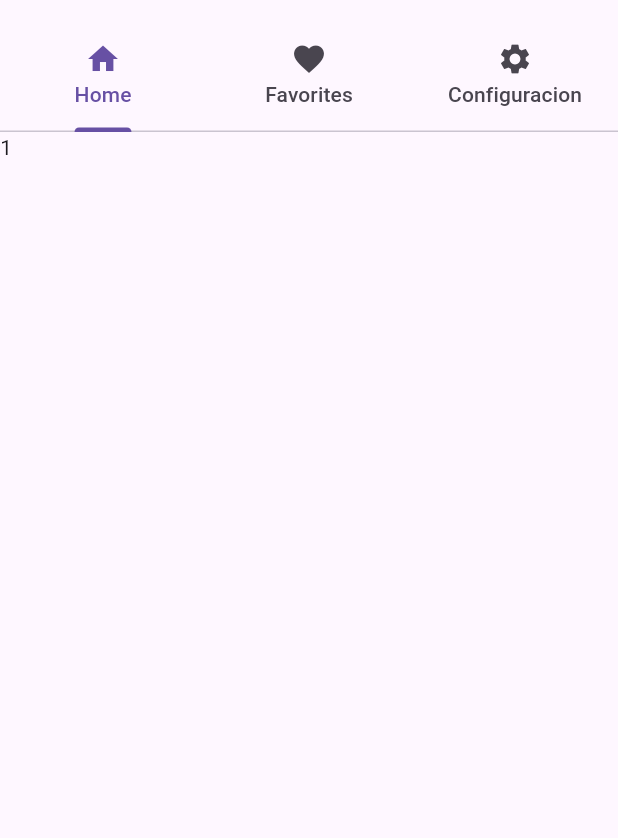
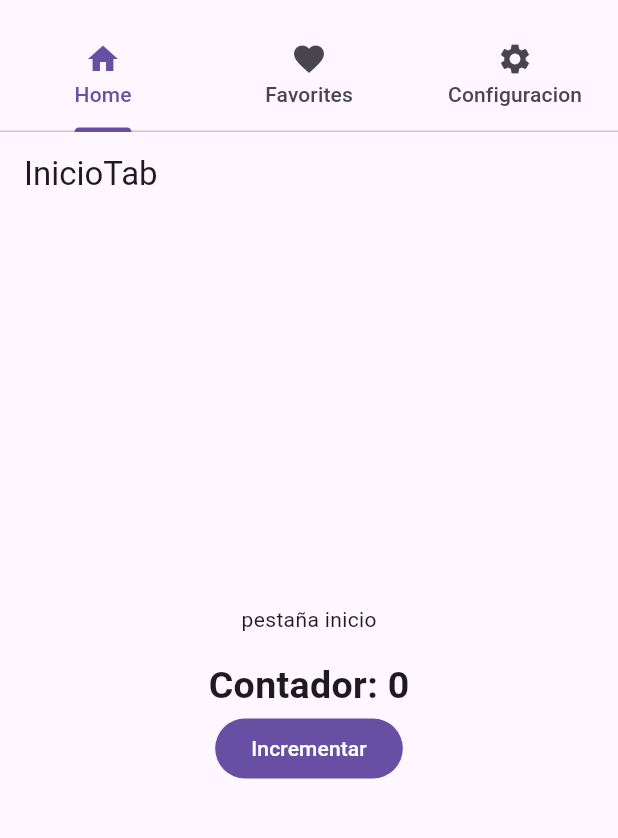
Before and after one commit to fr4nsgallegos/recetasappg13, a Flutter app: the screen it shows after launch, on a phone screen of 412 x 824 dp, the part 63-901 px from its top. Run offline on Flutter 3.47's test engine with Material 3 defaults, Android fonts, the phone set to English and light mode, and no system bars; our stand-ins replace go_router.

```diff
--- a/lib/pages/home_page.dart
+++ b/lib/pages/home_page.dart
@@ -1,6 +1,7 @@
 import 'package:flutter/material.dart';
 import 'package:recetasappg13/models/receta_model.dart';
 import 'package:recetasappg13/pages/sliver/sliver_page.dart';
+import 'package:recetasappg13/pages/tabbar/tabbar_page.dart';
 import 'package:recetasappg13/widgets/form_item_widget.dart';
 import 'package:recetasappg13/widgets/receta_card_widget.dart';
 
@@ -102,7 +103,7 @@ class _HomePageState extends State<HomePage> {
                   onPressed: () {
                     Navigator.push(
                       context,
-                      MaterialPageRoute(builder: (context) => SliverPage()),
+                      MaterialPageRoute(builder: (context) => TabbarPage()),
                     );
                   },
                   child: Text("Navegación"),
--- a/lib/pages/tabbar/tabbar_page.dart
+++ b/lib/pages/tabbar/tabbar_page.dart
@@ -21,8 +21,68 @@ class TabbarPage extends StatelessWidget {
             ],
           ),
         ),
-        body: TabBarView(children: [Text("1"), Text("2"), Text("3")]),
+        body: TabBarView(
+          children: [InicioTab(), FavoritesTab(), SettingsTab()],
+        ),
       ),
     );
   }
 }
+
+class InicioTab extends StatefulWidget {
+  @override
+  State<InicioTab> createState() => _InicioTabState();
+}
+
+class _InicioTabState extends State<InicioTab>
+    with AutomaticKeepAliveClientMixin {
+  int _counter = 0;
+
+  @override
+  bool get wantKeepAlive => true; //mantener el estado al cambiar de tab
+
+  @override
+  Widget build(BuildContext context) {
+    return Scaffold(
+      appBar: AppBar(title: Text("InicioTab")),
+      body: Center(
+        child: Column(
+          mainAxisSize: MainAxisSize.min,
+          children: [
+            Text("pestaña inicio"),
+            SizedBox(height: 16),
+            Text(
+              "Contador: $_counter",
+              style: TextStyle(fontSize: 25, fontWeight: FontWeight.bold),
+            ),
+            FilledButton(
+              onPressed: () {
+                _counter++;
+                setState(() {});
+              },
+              child: Text("Incrementar"),
+            ),
+          ],
+        ),
+      ),
+    );
+  }
+}
+
+class FavoritesTab extends StatelessWidget {
+  const FavoritesTab({super.key});
+
+  @override
+  Widget build(BuildContext context) {
+    return Scaffold(appBar: AppBar(title: Text("FavoritesTab")));
+  }
+}
+
+class SettingsTab extends StatelessWidget {
+  const SettingsTab({super.key});
+
+  @override
+  Widget build(BuildContext context) {
+    return Scaffold(appBar: AppBar(title: Text("SettingsTab")));
+  }
+}
```
